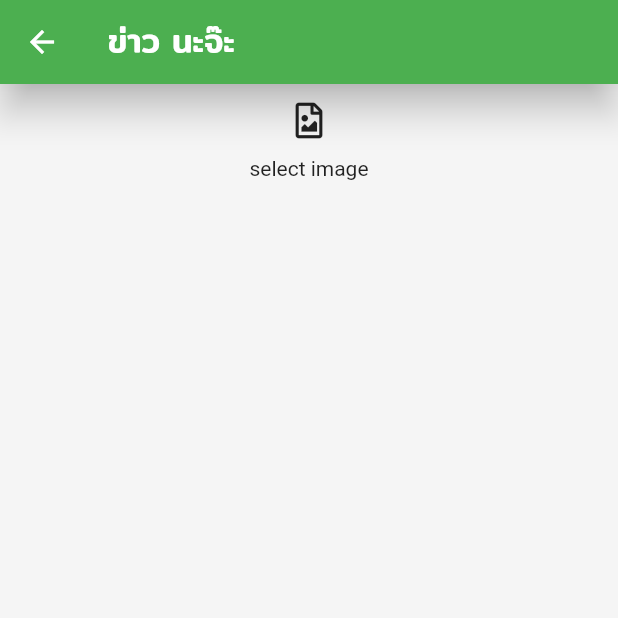
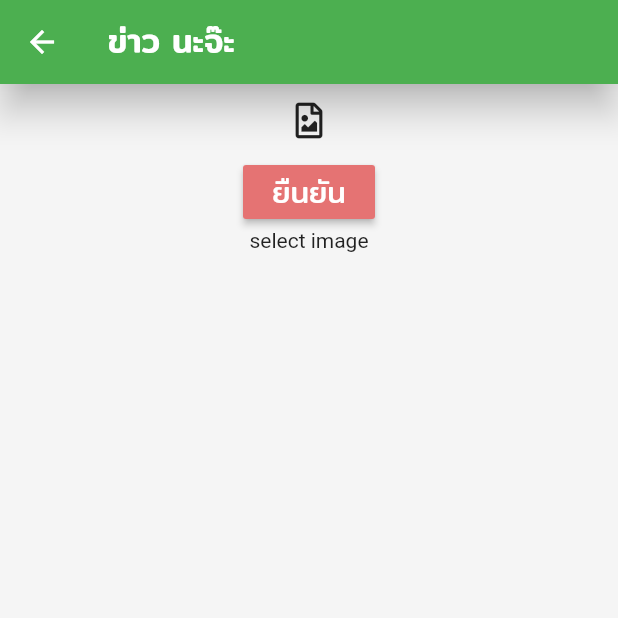
Before and after one commit to armnutthapon/Project_LittlePaw, a Flutter app: the Newfeed screen opened directly, on a phone screen of 412 x 824 dp, the top half of it. Run offline on Flutter 3.47's test engine with Material 2 defaults, Android fonts, the phone set to English and light mode, and no system bars; our stand-ins replace badges, carousel_slider, firebase_auth, firebase_core, font_awesome_flutter, google_sign_in and 3 more; accounts and stored records are empty; network calls fail.

```diff
--- a/lib/screen/Newsfeed.dart
+++ b/lib/screen/Newsfeed.dart
@@ -65,6 +65,7 @@ class _ImagePickerExampleState extends State<ImagePickerExample> {
   //   _image = File(pickedFile.path);
   // });
   // }
+  bool _clicked = false;
 
   @override
   Widget build(BuildContext context) {
@@ -75,6 +76,25 @@ class _ImagePickerExampleState extends State<ImagePickerExample> {
               getImage();
             },
             icon: Icon(FontAwesomeIcons.fileImage)),
+        MaterialButton(
+          color: Colors.red.shade300,
+          onPressed: _clicked
+              ? null
+              : () {
+                  setState(() {
+                    _clicked = true;
+                  });
+                },
+          child: Text(
+            "ยืนยัน",
+            style: TextStyle(
+              fontFamily: 'Mitr',
+              fontSize: 20,
+              color: Colors.white,
+              fontWeight: FontWeight.w400,
+            ),
+          ),
+        ),
         image == null
             ? Center(
                 child: Text("select image"),
--- a/lib/screen/mypet/screen/Mypet_Addpet.dart
+++ b/lib/screen/mypet/screen/Mypet_Addpet.dart
@@ -533,7 +533,7 @@ class _AddpetState extends State<Addpet> {
                             dropdownColor: Colors.white,
                             value: valueSterilize,
                             style: TextStyle(
-                                color: Colors.black54,
+                                color: Colors.red.shade300,
                                 fontSize: 16,
                                 fontWeight: FontWeight.w400,
                                 fontFamily: 'Mitr'),
@@ -664,6 +664,7 @@ class _AddpetState extends State<Addpet> {
                               : () {
                                   if (_formkey.currentState.validate()) {
                                     _clicked = true;
+
                                     if (_addPetSterilize == "ทำหมันแล้ว") {
                                       setState(() {
                                         _addPetSterilize = "true";
```
Also changed, not shown: lib/screen/mypet/screen/Mypet_Select.dart (+3 -11 lines), lib/screen/profile/component/profile_informationCard.dart (+0 -67 lines), lib/screen/profile/screen/Profile_Edit.dart (+91 -24 lines), 2 other files.
